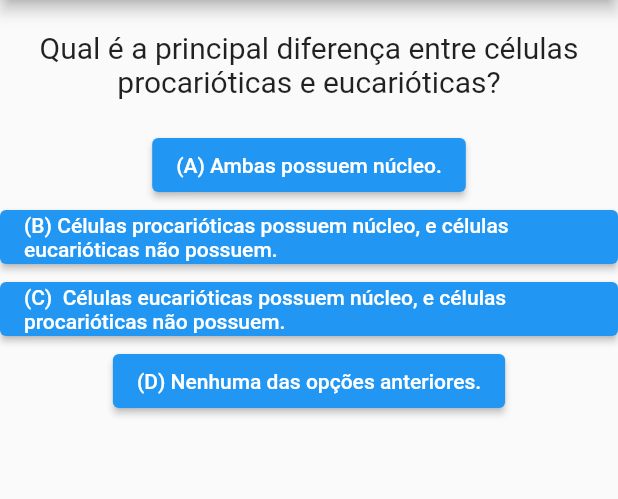
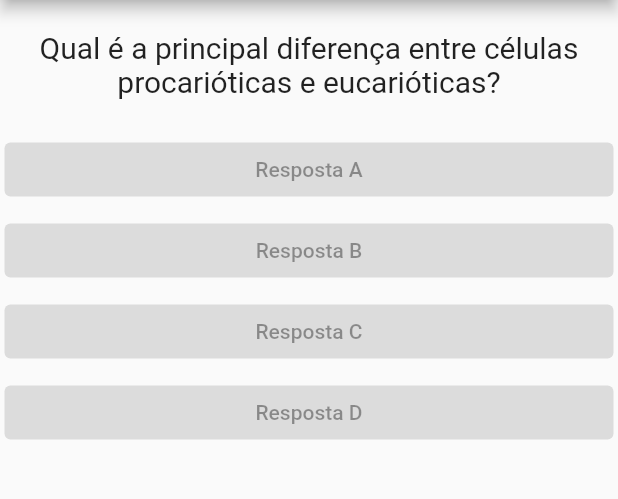
Before and after one commit to racinefe/curso_Flutter, a Flutter app: the screen it shows after launch, on a phone screen of 412 x 824 dp, the part 84-583 px from its top. Run offline on Flutter 3.47's test engine with Material 2 defaults, Android fonts, the phone set to English and light mode, and no system bars; missing offline and left inert: dart:ffi.

Commit message:
Widget de resposta

```diff
--- a/projeto_perguntas/lib/main.dart
+++ b/projeto_perguntas/lib/main.dart
@@ -2,6 +2,7 @@
 
 import 'package:flutter/material.dart';
 import './questao.dart';
+import './resposta.dart';
 
 main() => runApp(MyApp());
 
@@ -32,20 +33,10 @@ class _PerguntaAppState extends State<MyApp> {
         body: Column(
           children: <Widget>[
             Questao(perguntas[_perguntaSelecionada]),
-            ElevatedButton(
-                onPressed: _responder,
-                child: Text('(A) Ambas possuem núcleo.')),
-            ElevatedButton(
-                onPressed: _responder,
-                child: Text(
-                    '(B) Células procarióticas possuem núcleo, e células eucarióticas não possuem.')),
-            ElevatedButton(
-                onPressed: _responder,
-                child: Text(
-                    '(C)  Células eucarióticas possuem núcleo, e células procarióticas não possuem.')),
-            ElevatedButton(
-                onPressed: _responder,
-                child: Text('(D) Nenhuma das opções anteriores.')),
+            Resposta('Resposta A'),
+            Resposta('Resposta B'),
+            Resposta('Resposta C'),
+            Resposta('Resposta D'),
           ],
         ),
       ),
--- a/projeto_perguntas/lib/questao.dart
+++ b/projeto_perguntas/lib/questao.dart
@@ -4,7 +4,7 @@ class Questao extends StatelessWidget {
   final String texto;
 
   const Questao(this.texto, {super.key});
-//gjhjgjghjgjgjg
+
   @override
   Widget build(BuildContext context) {
     return Container(
--- /dev/null
+++ b/projeto_perguntas/lib/resposta.dart
@@ -0,0 +1,20 @@
+import 'dart:ffi';
+
+import 'package:flutter/material.dart';
+
+class Resposta extends StatelessWidget {
+  final String texto;
+  const Resposta(this.texto, {super.key});
+
+  @override
+  Widget build(BuildContext context) {
+    return Container(
+      width: double.infinity,
+      margin: const EdgeInsets.all(3),
+      child: ElevatedButton(
+        onPressed: null,
+        child: Text(texto),
+      ),
+    );
+  }
+}
```
